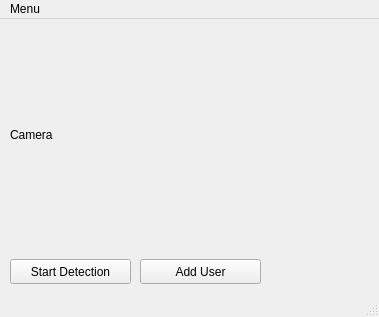
First picture: the form in ui/mainwindow.ui, repository wahyudotdev/face-recognition-python, before the edit.
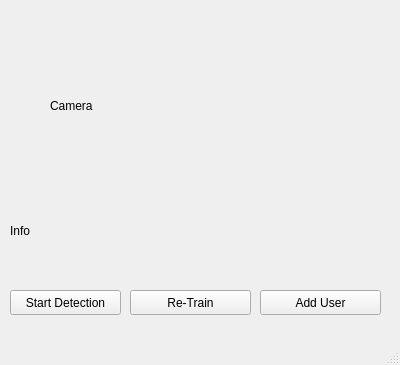
Second picture: the form after the edit.

Patch:
```diff
--- a/ui/mainwindow.ui
+++ b/ui/mainwindow.ui
@@ -6,8 +6,8 @@
    <rect>
     <x>0</x>
     <y>0</y>
-    <width>379</width>
-    <height>317</height>
+    <width>400</width>
+    <height>365</height>
    </rect>
   </property>
   <property name="windowTitle">
@@ -17,8 +17,8 @@
    <widget class="QPushButton" name="pbAddUser">
     <property name="geometry">
      <rect>
-      <x>140</x>
-      <y>240</y>
+      <x>260</x>
+      <y>290</y>
       <width>121</width>
       <height>25</height>
      </rect>
@@ -31,8 +31,8 @@
     <property name="geometry">
      <rect>
       <x>10</x>
-      <y>240</y>
-      <width>121</width>
+      <y>290</y>
+      <width>111</width>
       <height>25</height>
      </rect>
     </property>
@@ -43,9 +43,9 @@
    <widget class="QLabel" name="camera">
     <property name="geometry">
      <rect>
-      <x>10</x>
-      <y>20</y>
-      <width>341</width>
+      <x>50</x>
+      <y>10</y>
+      <width>300</width>
       <height>191</height>
      </rect>
     </property>
@@ -53,26 +53,42 @@
      <string>Camera</string>
     </property>
    </widget>
+   <widget class="QPushButton" name="pbTrain">
+    <property name="geometry">
+     <rect>
+      <x>130</x>
+      <y>290</y>
+      <width>121</width>
+      <height>25</height>
+     </rect>
+    </property>
+    <property name="text">
+     <string>Re-Train</string>
+    </property>
+   </widget>
+   <widget class="QLabel" name="label_info">
+    <property name="geometry">
+     <rect>
+      <x>10</x>
+      <y>210</y>
+      <width>371</width>
+      <height>41</height>
+     </rect>
+    </property>
+    <property name="text">
+     <string>Info</string>
+    </property>
+   </widget>
   </widget>
   <widget class="QMenuBar" name="menubar">
    <property name="geometry">
     <rect>
      <x>0</x>
      <y>0</y>
-     <width>379</width>
+     <width>400</width>
      <height>22</height>
     </rect>
    </property>
-   <widget class="QMenu" name="menuMain">
-    <property name="title">
-     <string>Menu</string>
-    </property>
-    <addaction name="separator"/>
-    <addaction name="actionMain"/>
-    <addaction name="actionUser"/>
-    <addaction name="actionExit"/>
-   </widget>
-   <addaction name="menuMain"/>
   </widget>
   <widget class="QStatusBar" name="statusbar"/>
   <action name="actionMain">
```
